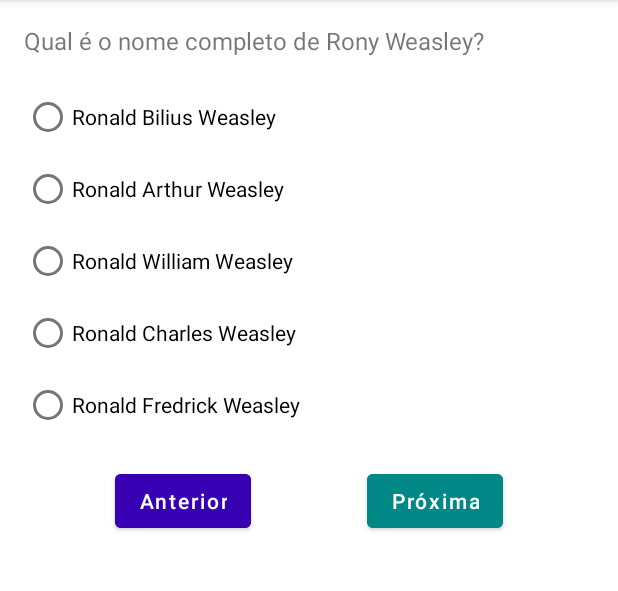
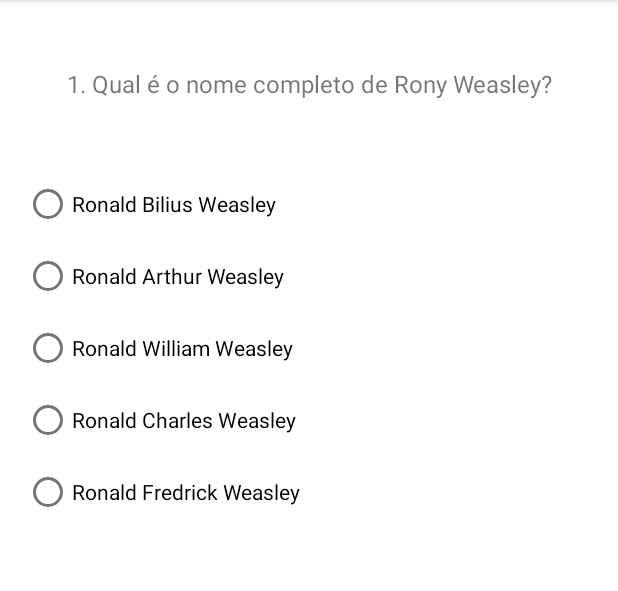
Before and after one commit to JamesWillian/SmartQuizAI, an Android app: the screen it shows after launch (MainActivity), on a phone screen of 412 x 824 dp, the part 84-675 px from its top. Run offline under Robolectric (Android 15) with nearby library versions, the phone set to English and light mode, and no system bars.

Commit message:
Improving questions selection and result display

```diff
--- a/app/src/main/AndroidManifest.xml
+++ b/app/src/main/AndroidManifest.xml
@@ -1,12 +1,14 @@
 <?xml version="1.0" encoding="utf-8"?>
 <manifest xmlns:android="http://schemas.android.com/apk/res/android"
     xmlns:tools="http://schemas.android.com/tools">
+
+    <uses-permission android:name="android.permission.INTERNET" />
 
     <application
         android:allowBackup="true"
         android:dataExtractionRules="@xml/data_extraction_rules"
         android:fullBackupContent="@xml/backup_rules"
-        android:icon="@mipmap/ic_launcher"
+        android:icon="@android:drawable/ic_menu_help"
         android:label="@string/app_name"
         android:supportsRtl="true"
         android:theme="@style/Theme.SmartQuizAI"
@@ -20,6 +22,7 @@
                 <category android:name="android.intent.category.LAUNCHER" />
             </intent-filter>
         </activity>
+
     </application>
 
 </manifest>
--- a/app/src/main/java/com/jammes/smartquizai/QuizQuestionsFragment.kt
+++ b/app/src/main/java/com/jammes/smartquizai/QuizQuestionsFragment.kt
@@ -37,23 +37,28 @@ class QuizQuestionsFragment: Fragment() {
                 bindUiState(uiState)
             }
 
-        binding.buttonNext.setOnClickListener {
+        binding.radioGroup.setOnCheckedChangeListener { _, i ->
+
             val group = binding.radioGroup
-            val index = group.indexOfChild(group.findViewById<RadioButton>(group.checkedRadioButtonId))
+            val index = group.indexOfChild(group.findViewById<RadioButton>(i))
 
-            if (viewModel.stateUiStateAsLiveData().value!!.index < 9) {
+            if (index != -1) {
                 viewModel.nextQuestion(index)
-            } else {
-                findNavController().navigate(R.id.action_quizQuestionsFragment_to_quizResultFragment)
+            }
         }
 
     }
-    }
 
     private fun bindUiState(uiState: QuizQuestionsViewModel.UiState) {
+
+        //Se for a ultima pergunta, chama a tela do resultado
+        if (viewModel.stateUiStateAsLiveData().value!!.index == 10) {
+            findNavController().navigate(R.id.action_quizQuestionsFragment_to_quizResultFragment)
+        } else {
+
             val newQuestion = uiState.quizQuestionsList[uiState.index]
 
-        binding.textViewQuestion.text = newQuestion.question
+            binding.textViewQuestion.text = "${uiState.index+1}. ${newQuestion.question}"
             binding.radioButtonQ1.text = newQuestion.answers[0]
             binding.radioButtonQ2.text = newQuestion.answers[1]
             binding.radioButtonQ3.text = newQuestion.answers[2]
@@ -62,6 +67,7 @@ class QuizQuestionsFragment: Fragment() {
 
             binding.radioGroup.clearCheck()
         }
+    }
 
     override fun onDestroyView() {
         super.onDestroyView()
--- a/app/src/main/java/com/jammes/smartquizai/QuizResultFragment.kt
+++ b/app/src/main/java/com/jammes/smartquizai/QuizResultFragment.kt
@@ -38,6 +38,8 @@ class QuizResultFragment: Fragment() {
         super.onViewCreated(view, savedInstanceState)
         binding.resultRecyclerView.layoutManager = LinearLayoutManager(requireContext())
         binding.resultRecyclerView.adapter = adapter
+
+        binding.correctAnswersTextView.text = "${viewModel.correctAnswers} de 10"
     }
 
     override fun onDestroyView() {
--- a/app/src/main/res/layout/fragment_quiz_questions.xml
+++ b/app/src/main/res/layout/fragment_quiz_questions.xml
@@ -11,12 +11,13 @@
         <TextView
             android:id="@+id/textViewQuestion"
             android:layout_width="0dp"
-            android:layout_height="wrap_content"
+            android:layout_height="80dp"
             android:layout_marginStart="16dp"
             android:layout_marginTop="16dp"
             android:layout_marginEnd="16dp"
             android:text="1. Qual é o nome da vassoura que Harry Potter recebeu como presente de Natal em seu primeiro ano em Hogwarts?"
             android:textSize="16sp"
+            android:gravity="center"
             app:layout_constraintEnd_toEndOf="parent"
             app:layout_constraintStart_toStartOf="parent"
             app:layout_constraintTop_toTopOf="parent" />
@@ -64,32 +65,6 @@
 
         </RadioGroup>
 
-        <Button
-            android:id="@+id/buttonPrevious"
-            android:layout_width="wrap_content"
-            android:layout_height="wrap_content"
-            android:layout_marginStart="16dp"
-            android:layout_marginTop="16dp"
-            android:layout_marginEnd="16dp"
-            android:backgroundTint="@color/purple_700"
-            android:text="Anterior"
-            android:textAllCaps="false"
-            app:layout_constraintEnd_toStartOf="@+id/buttonNext"
-            app:layout_constraintStart_toStartOf="parent"
-            app:layout_constraintTop_toBottomOf="@+id/radioGroup" />
-
-        <Button
-            android:id="@+id/buttonNext"
-            android:layout_width="wrap_content"
-            android:layout_height="wrap_content"
-            android:layout_marginTop="16dp"
-            android:layout_marginEnd="16dp"
-            android:backgroundTint="@color/teal_700"
-            android:text="Próxima"
-            android:textAllCaps="false"
-            app:layout_constraintEnd_toEndOf="parent"
-            app:layout_constraintStart_toEndOf="@+id/buttonPrevious"
-            app:layout_constraintTop_toBottomOf="@+id/radioGroup" />
     </androidx.constraintlayout.widget.ConstraintLayout>
 
 </ScrollView>
--- a/app/src/main/res/layout/fragment_quiz_result.xml
+++ b/app/src/main/res/layout/fragment_quiz_result.xml
@@ -24,13 +24,14 @@
             <TextView
                 android:layout_width="wrap_content"
                 android:layout_height="wrap_content"
-                android:text="Você acertou:"
+                android:text="@string/correct_questions"
                 android:textSize="18sp" />
 
             <TextView
+                android:id="@+id/correctAnswersTextView"
                 android:layout_width="wrap_content"
                 android:layout_height="wrap_content"
-                android:text="8 de 10"
+                android:text="@string/count_correct_questions"
                 android:textSize="22sp" />
 
         </LinearLayout>
--- a/app/src/main/res/values/strings.xml
+++ b/app/src/main/res/values/strings.xml
@@ -1,3 +1,7 @@
 <resources>
     <string name="app_name">SmartQuizAI</string>
+    <string name="hint_question">Pergunta</string>
+    <string name="hint_answer">resposta</string>
+    <string name="correct_questions">Você acertou:</string>
+    <string name="count_correct_questions">8 de 10</string>
 </resources>
```
Also changed, not shown: app/src/main/java/com/jammes/smartquizai/QuizQuestionsViewModel.kt (+8 -3 lines), app/src/main/java/com/jammes/smartquizai/QuizResultAdapter.kt (+9 -3 lines), app/src/main/res/layout/quiz_results.xml (+4 -4 lines). Lines whose indentation alone changed are shown as unchanged.
